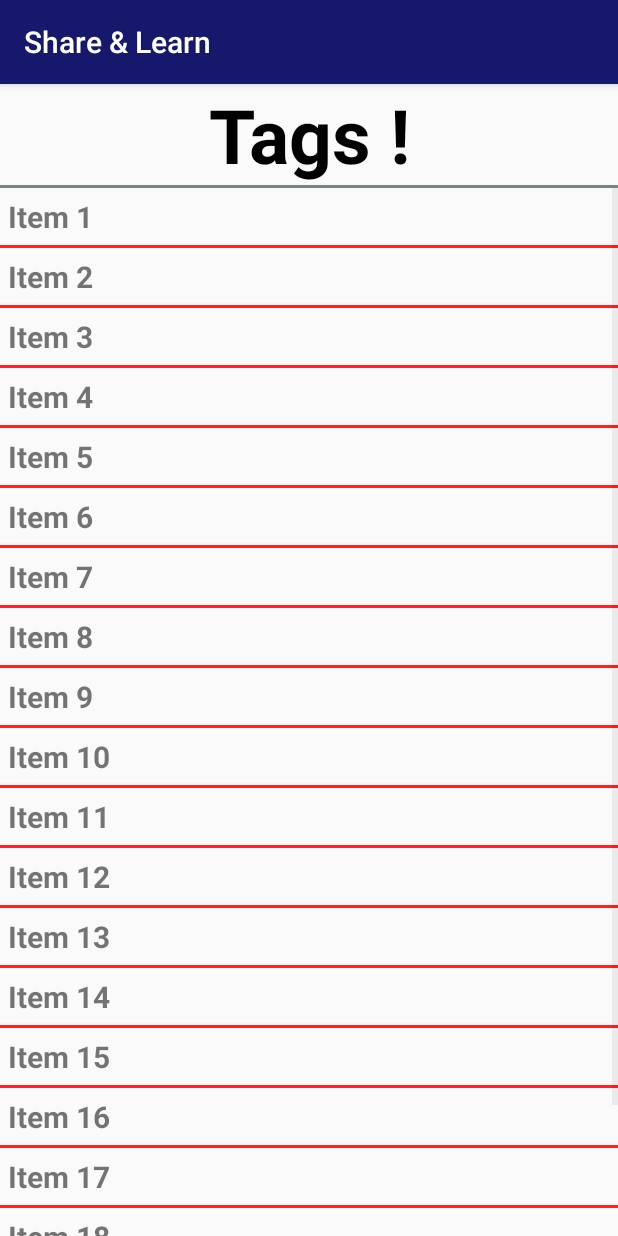
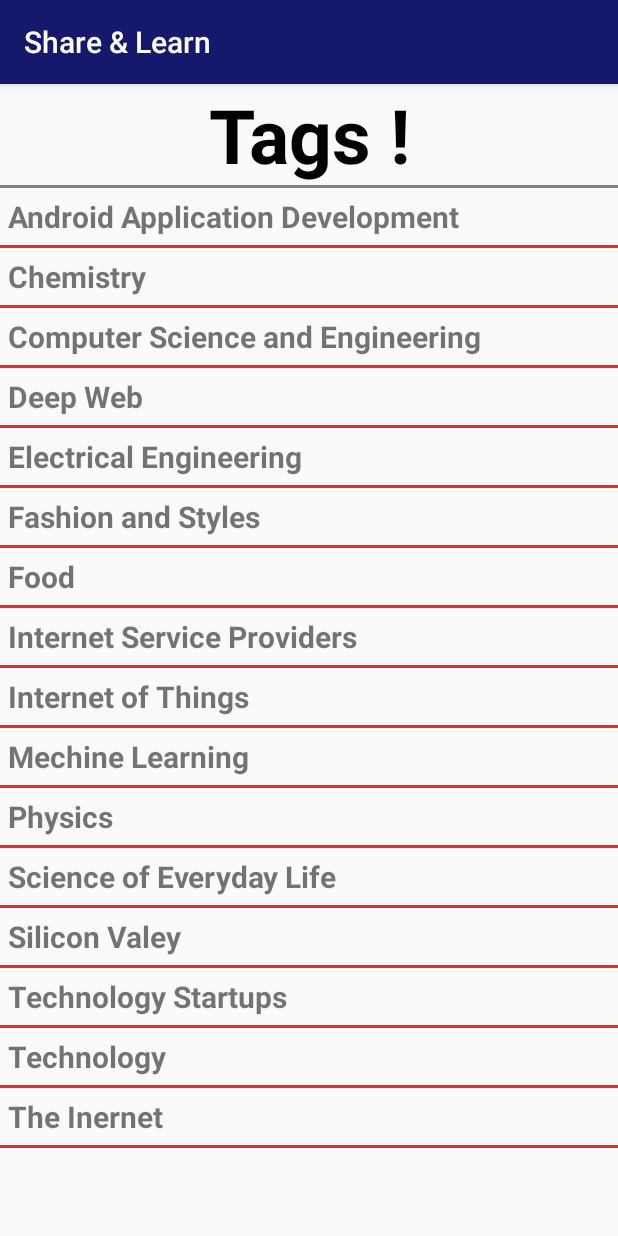
Before and after one commit to defender01/ShareAndLearn, an Android app: the TagNames screen opened directly, with no data from a screen before it, on a phone screen of 412 x 824 dp. Run offline under Robolectric (Android 15) with nearby library versions, the phone set to English and light mode, and no system bars; our stand-ins replace Firebase (no records; nobody signed in at launch, a user with empty details on screens opened directly).

Commit message:
tag name edited

```diff
--- a/app/build.gradle
+++ b/app/build.gradle
@@ -62,8 +62,6 @@ dependencies {
     implementation 'com.android.support:appcompat-v7:28.0.0'
     implementation 'com.android.support:design:28.0.0'
 
-    //for tap to refresh support library
-    implementation 'com.android.support:support-v4:28.0.0'
 
     dependencies {
         // FirebaseUI Storage only
--- a/app/src/main/java/com/example/sakib23arko/shareandlearn/CreateNewPost.java
+++ b/app/src/main/java/com/example/sakib23arko/shareandlearn/CreateNewPost.java
@@ -81,6 +81,8 @@ public class CreateNewPost extends AppCompatActivity {
         userName = getIntent().getStringExtra("Name");
         postID= getIntent().getStringExtra("PostID");
         vis=getIntent().getStringExtra("vis");
+
+
 
         mAuth = FirebaseAuth.getInstance();
         user = mAuth.getCurrentUser();
--- a/app/src/main/java/com/example/sakib23arko/shareandlearn/userPostAdapter.java
+++ b/app/src/main/java/com/example/sakib23arko/shareandlearn/userPostAdapter.java
@@ -13,6 +13,7 @@ import android.widget.TextView;
 import com.google.firebase.storage.FirebaseStorage;
 import com.google.firebase.storage.StorageReference;
 
+import java.util.ArrayList;
 import java.util.List;
 
 public class userPostAdapter extends RecyclerView.Adapter<userPostAdapter.userPostViewHolder> {
--- a/app/src/main/res/layout/activity_create_new_post.xml
+++ b/app/src/main/res/layout/activity_create_new_post.xml
@@ -76,7 +76,7 @@
         android:layout_marginEnd="15dp"
         android:prompt="@string/spin"
 
-        android:entries="@array/items" />
+        android:entries="@array/Tags" />
 
     <View
         android:layout_width="match_parent"
--- a/app/src/main/res/layout/activity_homepage.xml
+++ b/app/src/main/res/layout/activity_homepage.xml
@@ -15,13 +15,10 @@
         tools:context=".Homepage">
 
 
-
         <LinearLayout
             android:layout_width="match_parent"
             android:layout_height="fill_parent"
             android:orientation="vertical">
-
-
 
 
             <Button
--- a/app/src/main/res/values/strings.xml
+++ b/app/src/main/res/values/strings.xml
@@ -32,25 +32,21 @@
 
 
     <string-array name="Tags">
-        <item>Item 1</item>
-        <item>Item 2</item>
-        <item>Item 3</item>
-        <item>Item 4</item>
-        <item>Item 5</item>
-        <item>Item 6</item>
-        <item>Item 7</item>
-        <item>Item 8</item>
-        <item>Item 9</item>
-        <item>Item 10</item>
-        <item>Item 11</item>
-        <item>Item 12</item>
-        <item>Item 13</item>
-        <item>Item 14</item>
-        <item>Item 15</item>
-        <item>Item 16</item>
-        <item>Item 17</item>
-        <item>Item 18</item>
-        <item>Item 19</item>
-        <item>Item 20</item>
+        <item>"Android Application Development"</item>
+        <item>"Chemistry"</item>
+        <item>"Computer Science and Engineering"</item>
+        <item>"Deep Web"</item>
+        <item>"Electrical Engineering"</item>
+        <item>"Fashion and Styles"</item>
+        <item>"Food"</item>
+        <item>"Internet Service Providers"</item>
+        <item>"Internet of Things"</item>
+        <item>"Mechine Learning"</item>
+        <item>"Physics"</item>
+        <item>"Science of Everyday Life"</item>
+        <item>"Silicon Valey"</item>
+        <item>"Technology Startups"</item>
+        <item>"Technology"</item>
+        <item>"The Inernet"</item>
     </string-array>
 </resources>
```
Also changed, not shown: app/src/main/java/com/example/sakib23arko/shareandlearn/Homepage.java (+18 -15 lines).
